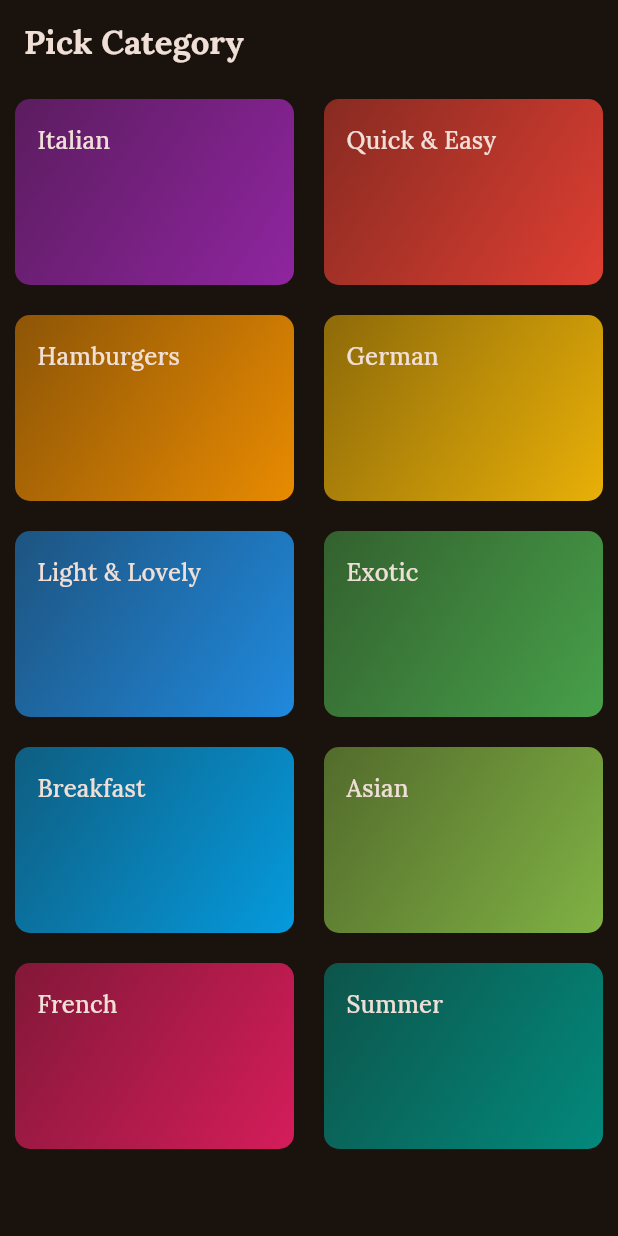
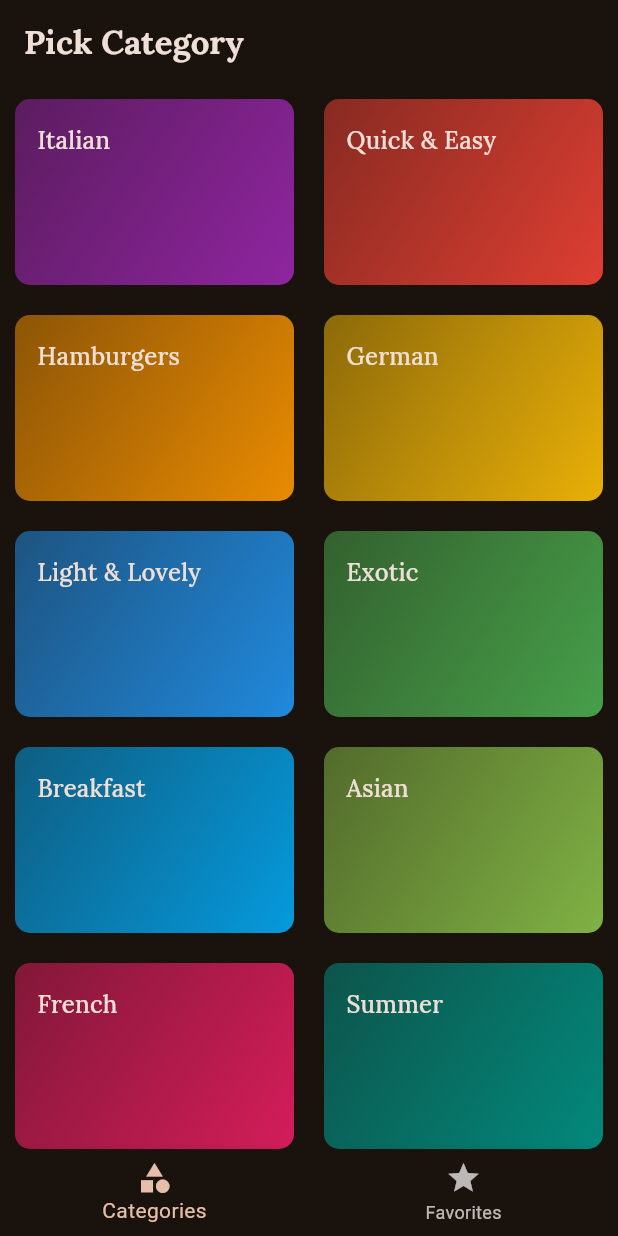
Before and after one commit to Lucifer-Supreme/My-Flutter-Projects, a Flutter app: the screen it shows after launch, on a phone screen of 412 x 824 dp. Run offline on Flutter 3.47's test engine with Material 3 defaults, Android fonts, the light colour scheme and no system bars; our stand-ins replace google_fonts, transparent_image.

Commit message:
added the tab bar and saving favorite meals features in ripple meals app

```diff
--- a/ripple_meals_app_4/lib/main.dart
+++ b/ripple_meals_app_4/lib/main.dart
@@ -2,6 +2,7 @@ import 'package:flutter/material.dart';
 
 import 'package:google_fonts/google_fonts.dart';
 import 'package:ripple_meals_app_4/screens/categories_screen.dart';
+import 'package:ripple_meals_app_4/screens/tabs_screen.dart';
 
 
 final theme = ThemeData(
@@ -24,7 +25,7 @@ class App extends StatelessWidget {
   Widget build(BuildContext context) {
     return MaterialApp(
         theme: theme,
-        home: CategoriesScreen()
+        home: TabsScreen()
     );
   }
 }
--- a/ripple_meals_app_4/lib/screens/categories_screen.dart
+++ b/ripple_meals_app_4/lib/screens/categories_screen.dart
@@ -5,9 +5,12 @@ import 'package:ripple_meals_app_4/screens/meals_screen.dart';
 import 'package:ripple_meals_app_4/widgets/category_grid_item.dart';
 
 import '../models/category.dart';
+import '../models/meal.dart';
 
 class CategoriesScreen extends StatelessWidget {
-  const CategoriesScreen({super.key});
+  CategoriesScreen({super.key,required this.onToggleFavorite});
+
+  void Function(Meal meal) onToggleFavorite;
 
   void _selectcategory(BuildContext context, Category category) {
     final filteredMeals = dummyMeals
@@ -17,16 +20,13 @@ class CategoriesScreen extends StatelessWidget {
         context,
         MaterialPageRoute(
           builder: (context) =>
-              MealsScreen(title: category.title, mealsList: filteredMeals, category: category,),
+              MealsScreen(title: category.title, mealsList: filteredMeals, categoryColor: category.color, onToggleFavorite: onToggleFavorite,),
         ));
   }
 
   @override
   Widget build(context) {
     return (Scaffold(
-      appBar: AppBar(
-        title: const Text("Pick Category"),
-      ),
       body: GridView(
         padding: const EdgeInsets.all(10),
         gridDelegate: SliverGridDelegateWithFixedCrossAxisCount(
--- /dev/null
+++ b/ripple_meals_app_4/lib/screens/tabs_screen.dart
@@ -0,0 +1,65 @@
+//tabs screen
+
+import 'package:flutter/cupertino.dart';
+import 'package:flutter/material.dart';
+import 'package:ripple_meals_app_4/screens/categories_screen.dart';
+import 'package:ripple_meals_app_4/screens/meals_screen.dart';
+
+import '../models/meal.dart';
+
+class TabsScreen extends StatefulWidget{
+  const TabsScreen({super.key});
+
+  @override
+  State<TabsScreen> createState(){
+    return _TabsScreenState();
+  }
+}
+
+class _TabsScreenState extends State<TabsScreen> {
+  int _selectedPageIndex = 0;
+  final List<Meal> _favoriteMeals = [];
+
+  void _toggleMealFavoriteStatus(Meal meal){
+    final bool isExisting = _favoriteMeals.contains(meal);
+
+    if (isExisting){
+      _favoriteMeals.remove(meal);
+    }
+    else{
+      _favoriteMeals.add(meal);
+    }
+  }
+
+  void _selectPage(int index){
+    setState(() {
+      _selectedPageIndex=index;
+    });
+  }
+
+  Widget build(context){
+    Widget activePage=CategoriesScreen(onToggleFavorite: _toggleMealFavoriteStatus,);
+    var activePageTitle = "Pick Category";
+
+    if(_selectedPageIndex==1){
+      activePage=MealsScreen(mealsList: _favoriteMeals,categoryColor: Colors.orange, onToggleFavorite: _toggleMealFavoriteStatus);
+      activePageTitle = "Favorites";
+    }
+    return(
+    Scaffold(
+      appBar: AppBar(
+        title: Text(activePageTitle),
+      ),
+      body: activePage,
+      bottomNavigationBar: BottomNavigationBar(
+        onTap: _selectPage,
+        currentIndex: _selectedPageIndex,
+        items: [
+          BottomNavigationBarItem(icon: Icon(Icons.category),label: "Categories"),
+          BottomNavigationBarItem(icon: Icon(Icons.star),label: "Favorites")
+        ],
+      ),
+    )
+    );
+  }
+}
```
Also changed, not shown: ripple_meals_app_4/lib/screens/meal_item_detail_screen.dart (+56 -11 lines), ripple_meals_app_4/lib/screens/meals_screen.dart (+11 -6 lines), ripple_meals_app_4/lib/widgets/meal_item.dart (+6 -6 lines).
